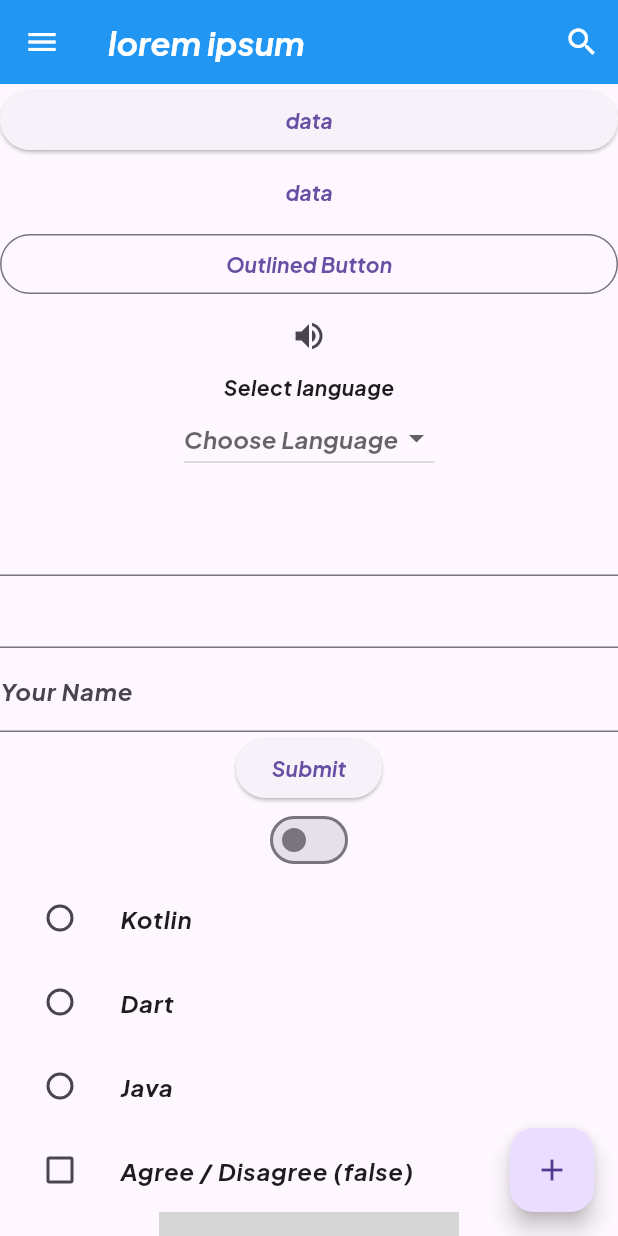
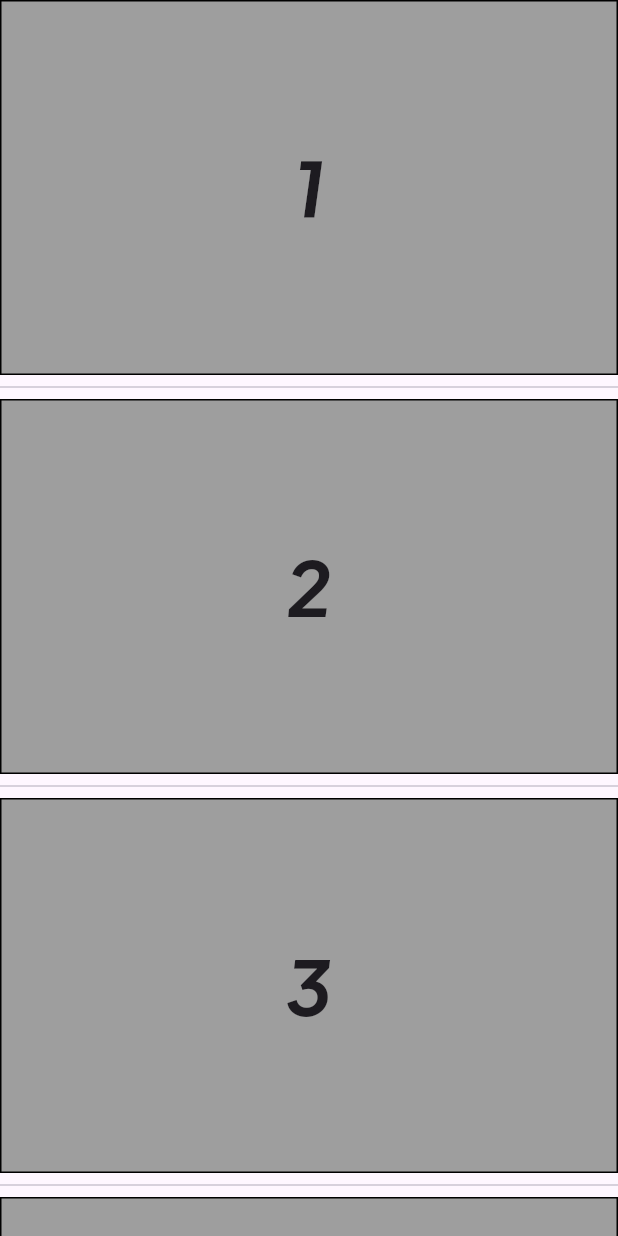
Before and after one commit to Anjasfedo/flutter_dicoding, a Flutter app: the screen it shows after launch, on a phone screen of 412 x 824 dp. Run offline on Flutter 3.47's test engine with Material 3 defaults, Android fonts, the phone set to English and light mode, and no system bars; grey boxes are pictures that could not be loaded.

Commit message:
feat: listview

```diff
--- a/lib/main.dart
+++ b/lib/main.dart
@@ -17,7 +17,7 @@ class MyApp extends StatelessWidget {
           primarySwatch: Colors.blue,
           fontFamily: 'PlusJakartaSans',
         ),
-        home: const FirstScreen());
+        home: const ScrollingScreen());
   }
 }
 
@@ -279,3 +279,71 @@ class DropDownStateButton extends State<DropDownButton> {
     super.dispose();
   }
 }
+
+class ScrollingScreen extends StatelessWidget {
+  final List<int> numberList = const <int>[1, 2, 3, 4, 5, 6, 7, 8, 9, 10];
+
+  const ScrollingScreen({super.key});
+
+  @override
+  Widget build(BuildContext context) {
+    return Scaffold(
+      body:
+          // ListView(
+          //   children: numberList.map((number) {
+          //     return Container(
+          //       height: 250,
+          //       decoration: BoxDecoration(
+          //         color: Colors.grey,
+          //         border: Border.all(color: Colors.black),
+          //       ),
+          //       child: Center(
+          //         child: Text(
+          //           '$number',
+          //           style: const TextStyle(
+          //             fontSize: 50,
+          //           ),
+          //         ),
+          //       ),
+          //     );
+          //   }).toList(),
+          // ),
+          // ListView.builder(
+          //     itemCount: numberList.length,
+          //     itemBuilder: (BuildContext context, int index) {
+          //       return Container(
+          //         height: 250,
+          //         decoration: BoxDecoration(
+          //           color: Colors.grey,
+          //           border: Border.all(color: Colors.black),
+          //         ),
+          //         child: Center(
+          //           child: Text(
+          //             '${numberList[index]}',
+          //             style: const TextStyle(fontSize: 50),
+          //           ),
+          //         ),
+          //       );
+          //     }));
+          ListView.separated(
+        itemCount: numberList.length,
+        itemBuilder: (BuildContext context, int index) {
+          return Container(
+            height: 250,
+            decoration: BoxDecoration(
+                color: Colors.grey, border: Border.all(color: Colors.black)),
+            child: Center(
+              child: Text(
+                '${numberList[index]}',
+                style: const TextStyle(fontSize: 50),
+              ),
+            ),
+          );
+        },
+        separatorBuilder: (BuildContext context, int index) {
+          return const Divider();
+        },
+      ),
+    );
+  }
+}
```
